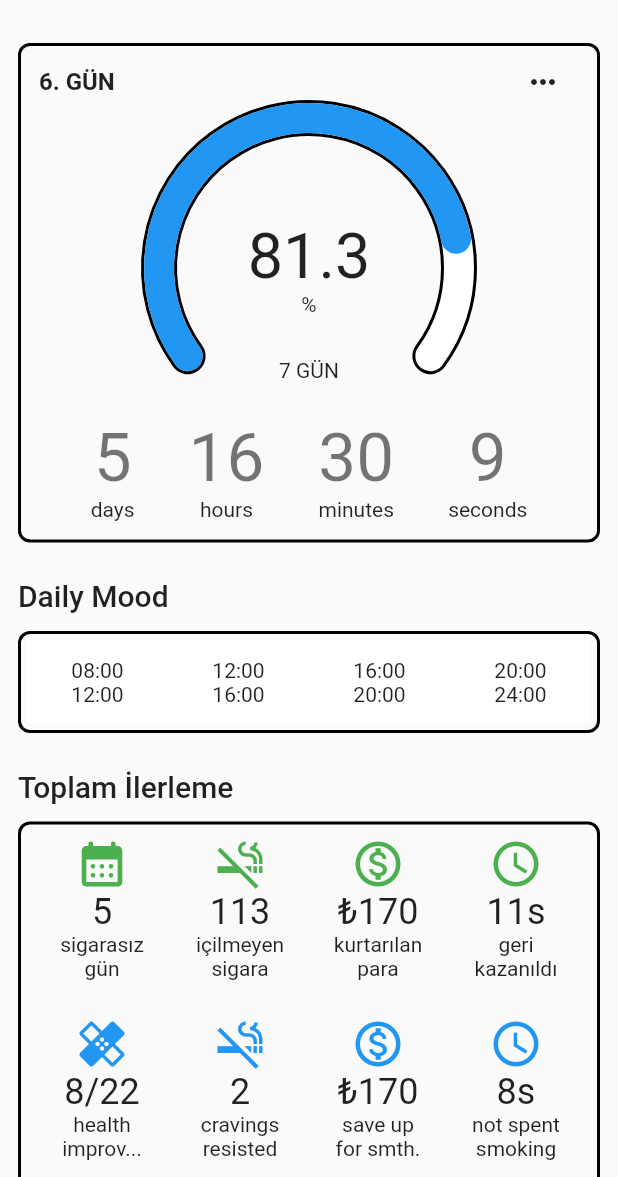
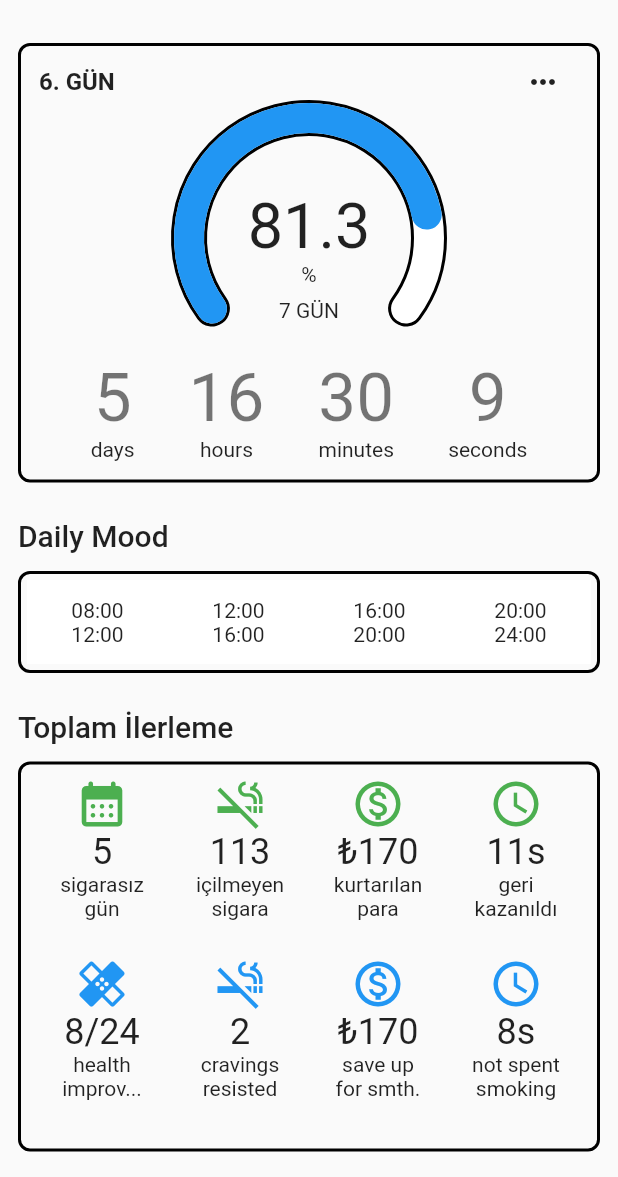
Before and after one commit to musahinist/quit_smoking, a Flutter app: the screen it shows after launch, after a tap on the "keyboard control" icon, on a phone screen of 412 x 824 dp, the part 59-1236 px from its top. Run offline on Flutter 3.47's test engine with Material 2 defaults, Android fonts, the phone set to English and light mode, and no system bars; our stand-ins replace camera; missing offline and left inert: photo_manager.

Commit message:
ui improvement

```diff
--- a/lib/core/constant.dart
+++ b/lib/core/constant.dart
@@ -33,37 +33,37 @@ class Constant {
     {
       'duration': Duration(minutes: 20),
       "title":
-          "20 dakika sonra, kan basıncı ve nabız normale döner, el ve ayak dolaşımı düzelir."
+          "20 dakika sonra, Kan basıncı ve nabız normale döner, el ve ayak dolaşımı düzelir."
     },
     {
       'duration': Duration(hours: 8),
       "title":
-          "8 saat sonra,kanınızda kalan nikotin miktarı yarı yarıya azaldı,"
+          "8 saat sonra, Kanınızda kalan nikotin miktarı yarı yarıya azaldı,"
     },
     {
       'duration': Duration(hours: 12),
       "title":
-          "12 saat sonra, vücut karbonmonoksitten arınır. kan oksijen düzeyi arttı"
+          "12 saat sonra, Vücut karbonmonoksitten arınır. kan oksijen düzeyi arttı"
     },
     {
       'duration': Duration(days: 1),
       "title":
-          "24 saat sonra,.Oksijen seviyesi normale döner, kalp krizi geçirme riski azalır."
+          "24 saat sonra, Oksijen seviyesi normale döner, kalp krizi geçirme riski azalır."
     },
     {
       'duration': Duration(days: 2),
       "title":
-          "48 saat sonra, tat ve koku duyuları artar, kandaki nikotin düzeyi azalır."
+          "48 saat sonra, Tat ve koku duyuları artar, kandaki nikotin düzeyi azalır."
     },
     {
       'duration': Duration(days: 3),
       "title":
-          "3 gün sonra,hava yollarının gevşemesi sonucu nefes alıp verme rahatlar."
+          "3 gün sonra, Hava yollarının gevşemesi sonucu nefes alıp verme rahatlar."
     },
     {
       'duration': Duration(days: 4),
       "title":
-          "4 gün sonra,solunum yolları fonksiyon görmeye başladığı için sekresyon miktarı artar."
+          "4 gün sonra, Solunum yolları fonksiyon görmeye başladığı için sekresyon miktarı artar."
     },
     {
       'duration': Duration(days: 5),
@@ -71,17 +71,22 @@ class Constant {
     },
     {
       'duration': Duration(days: 6),
-      "title": "6 gün sonra,Solunum fonksiyonları normale döner."
+      "title": "6 gün sonra, Solunum fonksiyonları normale döner."
     },
     {
       'duration': Duration(days: 7),
       "title":
-          "1 Hafta sonra, nikotine yönelik fiziksel bağımlılık ortadan kalkar."
+          "1 Hafta sonra, Nikotine yönelik fiziksel bağımlılık ortadan kalkar."
+    },
+    {
+      'duration': Duration(days: 10),
+      "title":
+          "10 gün sonra, Tooth staining and calculus build-up from smoking should be reduced."
     },
     {
       'duration': Duration(days: 14),
       "title":
-          "2 hafta sonra, tüm vücuttaki dolaşım farkedilir derecede düzelir, solunum yolu enfeksiyonlarına yakalanma riski azalır"
+          "2 hafta sonra, Vücuttaki dolaşım farkedilir derecede düzelir, solunum yolu enfeksiyonu riski azalır"
     },
     {
       'duration': Duration(days: 21),
@@ -91,35 +96,40 @@ class Constant {
     {
       'duration': Duration(days: 30),
       "title":
-          "1 ay sonra,Fiziksel kondisyon gelişir, yürürken yorulma ve tıkanma daha az görülür."
+          "1 ay sonra, Fiziksel kondisyon gelişir, yürürken yorulma ve tıkanma daha az görülür."
+    },
+    {
+      'duration': Duration(days: 40),
+      "title":
+          "40 gün sonra, Your gums and teeth should be similar to that of a non-smoker."
     },
     {
       'duration': Duration(days: 60),
       "title":
-          "2 ay sonra, , akciğer fonksiyonları yüzde 5-10 oranında artar.buna bağlı olarak enerji düzeyi artar."
+          "2 ay sonra, , Akciğer fonksiyonları yüzde 5-10 oranında artar.buna bağlı olarak enerji düzeyi artar."
     },
     {
       'duration': Duration(days: 90),
       "title":
-          "3 ay sonra, öksürük, kısa aralıklarla nefes alıp verme problemleri düzelir."
+          "3 ay sonra, Öksürük, kısa aralıklarla nefes alıp verme problemleri düzelir."
     },
     {
       'duration': Duration(days: 180),
       "title":
-          "6 ay sonra,  wheezing(hırıltılı ya da ıslık sesli soluk alıp verme) gibi solunum yolu problemleri düzelir."
+          "6 ay sonra,  Wheezing(hırıltılı ya da ıslık sesli soluk alıp verme) gibi solunum yolu problemleri düzelir."
     },
     {
       'duration': Duration(days: 365),
-      "title": "12 ay sonra, koroner kalp hastalığı riski yarı yarıya azalır."
+      "title": "12 ay sonra, Koroner kalp hastalığı riski yarı yarıya azalır."
     },
     {
       'duration': Duration(days: 365 * 2),
-      "title": "2 yıl sonra, mesane kanseri riski 50% azalır"
+      "title": "2 yıl sonra, Mesane kanseri riski 50% azalır"
     },
     {
       'duration': Duration(days: 365 * 3),
       "title":
-          "3 yıl sonra, ağız boşluğu ve yemek borusu kanserleri riski 50% azalır."
+          "3 yıl sonra, Ağız boşluğu ve yemek borusu kanserleri riski 50% azalır."
     },
     {
       'duration': Duration(days: 365 * 4),
--- a/lib/view/home/health_section.dart
+++ b/lib/view/home/health_section.dart
@@ -18,7 +18,7 @@ class HealthSection extends StatelessWidget {
             .push(MaterialPageRoute(builder: (_) => const HealthPage()));
       },
       child: SizedBox(
-        height: 140,
+        height: 180,
         child: ListView(
           scrollDirection: Axis.horizontal,
           physics: BouncingScrollPhysics(),
@@ -31,16 +31,19 @@ class HealthSection extends StatelessWidget {
                   .indexWhere((el) => el['duration'] > duration);
               return elapsed < 1 || i == index - 1
                   ? Container(
-                      width: 200,
+                      width: 150,
                       padding: const EdgeInsets.all(8.0),
                       margin: const EdgeInsets.only(right: 8.0),
                       decoration: BoxDecoration(
                           border: Border.all(width: 2),
                           borderRadius: BorderRadius.circular(8)),
-                      child: Row(
+                      child: Column(
                         crossAxisAlignment: CrossAxisAlignment.start,
+                        mainAxisAlignment: MainAxisAlignment.spaceBetween,
                         children: [
-                          Stack(
+                          Align(
+                            alignment: Alignment.topRight,
+                            child: Stack(
                               alignment: Alignment.center,
                               children: [
                                 CircularProgressIndicator(
@@ -52,9 +55,9 @@ class HealthSection extends StatelessWidget {
                                     '${elapsed > 1 ? 100 : (elapsed * 100).toStringAsFixed(0)}')
                               ],
                             ),
+                          ),
                           const SizedBox(width: 12),
-                          Expanded(
-                              child: Text(Constant.healthStatus[i]['title'])),
+                          Text(Constant.healthStatus[i]['title']),
                         ],
                       ),
                     )
--- a/lib/view/home/stopwatch_section.dart
+++ b/lib/view/home/stopwatch_section.dart
@@ -48,14 +48,14 @@ class _StopWatchSectionState extends State<StopWatchSection> {
               IconButton(onPressed: () {}, icon: const Icon(Icons.more_horiz))
             ]),
             SizedBox(
-              width: 200,
-              height: 200,
+              width: 160,
+              height: 160,
               child: Stack(
                 alignment: Alignment.center,
                 children: [
                   CustomPaint(
                     painter: SemiCircleChart(
-                        duration.inMinutes / (7 * 24 * 60), 100, Colors.blue),
+                        duration.inMinutes / (7 * 24 * 60), 80, Colors.blue),
                   ),
                   Column(
                     mainAxisAlignment: MainAxisAlignment.center,
```
Also changed, not shown: lib/view/home/achievement_section.dart (+4 -3 lines), lib/view/home/gift_section.dart (+7 -3 lines). Lines whose indentation alone changed are shown as unchanged.
